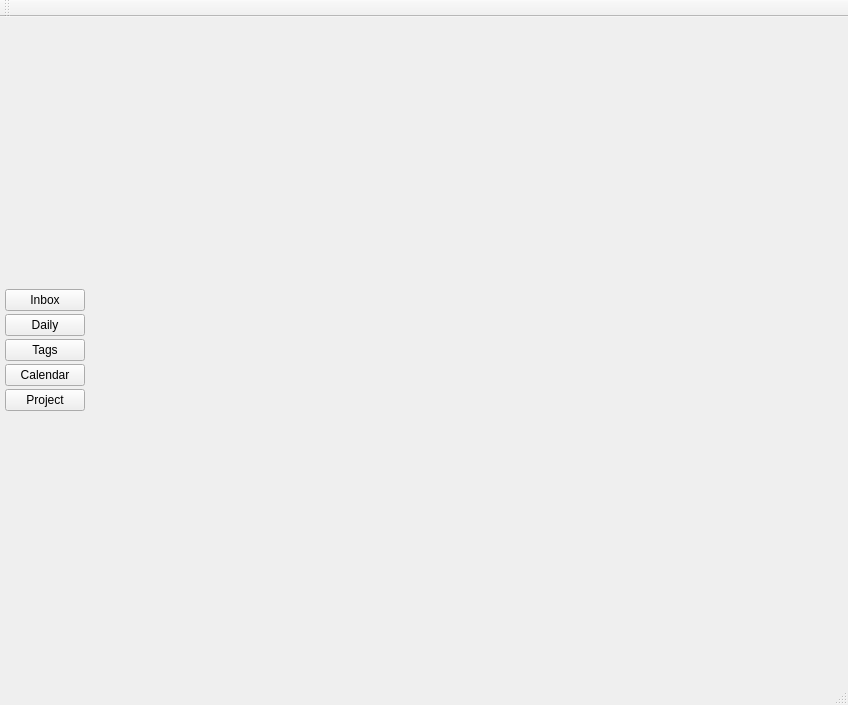
SeptemberHX/TodoManager, file mainwindow.ui: the form before one commit.
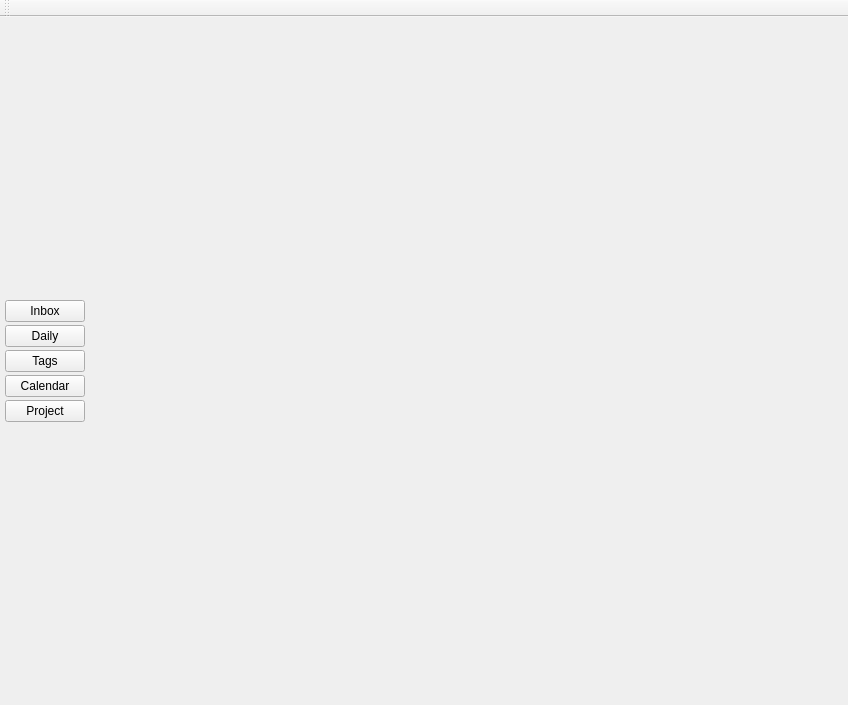
The form after the commit.

Commit message: Fix: CalendarCellWidget will reset mouseHoverPair.first which presents whether should draw selection rect to false Remove: MainWindow's status bar

Patch:
```diff
--- a/mainwindow.ui
+++ b/mainwindow.ui
@@ -159,7 +159,6 @@
     <bool>false</bool>
    </attribute>
   </widget>
-  <widget class="QStatusBar" name="statusBar"/>
  </widget>
  <layoutdefault spacing="6" margin="11"/>
  <resources/>
```
The commit also changes 3 other files.
